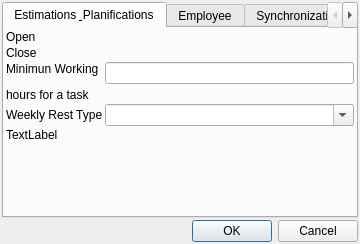
Old version of the form b6p/dlgparametros.ui in the repository diegowald/b6p.
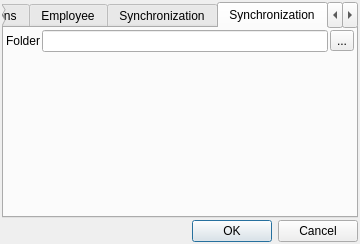
New version of the form. The open tabs and pages were chosen to show the change. Icons and pictures are not drawn. Custom widgets are drawn as their Qt base class.

Commit message: Finishing new implementation of synchronization

Diff of the .ui file:
```diff
--- a/b6p/dlgparametros.ui
+++ b/b6p/dlgparametros.ui
@@ -301,6 +301,62 @@
        </item>
       </layout>
      </widget>
+     <widget class="QWidget" name="tabSyncrhroFileSystem">
+      <attribute name="title">
+       <string>Synchronization</string>
+      </attribute>
+      <layout class="QVBoxLayout" name="verticalLayout_4">
+       <property name="spacing">
+        <number>2</number>
+       </property>
+       <property name="leftMargin">
+        <number>2</number>
+       </property>
+       <property name="topMargin">
+        <number>2</number>
+       </property>
+       <property name="rightMargin">
+        <number>2</number>
+       </property>
+       <property name="bottomMargin">
+        <number>2</number>
+       </property>
+       <item>
+        <layout class="QFormLayout" name="formLayout_5">
+         <property name="horizontalSpacing">
+          <number>2</number>
+         </property>
+         <property name="verticalSpacing">
+          <number>2</number>
+         </property>
+         <item row="0" column="0">
+          <widget class="QLabel" name="label_13">
+           <property name="text">
+            <string>Folder</string>
+           </property>
+          </widget>
+         </item>
+         <item row="0" column="1">
+          <layout class="QHBoxLayout" name="horizontalLayout">
+           <property name="spacing">
+            <number>2</number>
+           </property>
+           <item>
+            <widget class="QLineEdit" name="txtSynchroFolder"/>
+           </item>
+           <item>
+            <widget class="QToolButton" name="btnChooseFolder">
+             <property name="text">
+              <string>...</string>
+             </property>
+            </widget>
+           </item>
+          </layout>
+         </item>
+        </layout>
+       </item>
+      </layout>
+     </widget>
      <widget class="QWidget" name="tab_4">
       <attribute name="title">
        <string>General</string>
```
Left out of the diff: 2 changed lines with no effect on the pictures. The commit also changes 19 other files.
